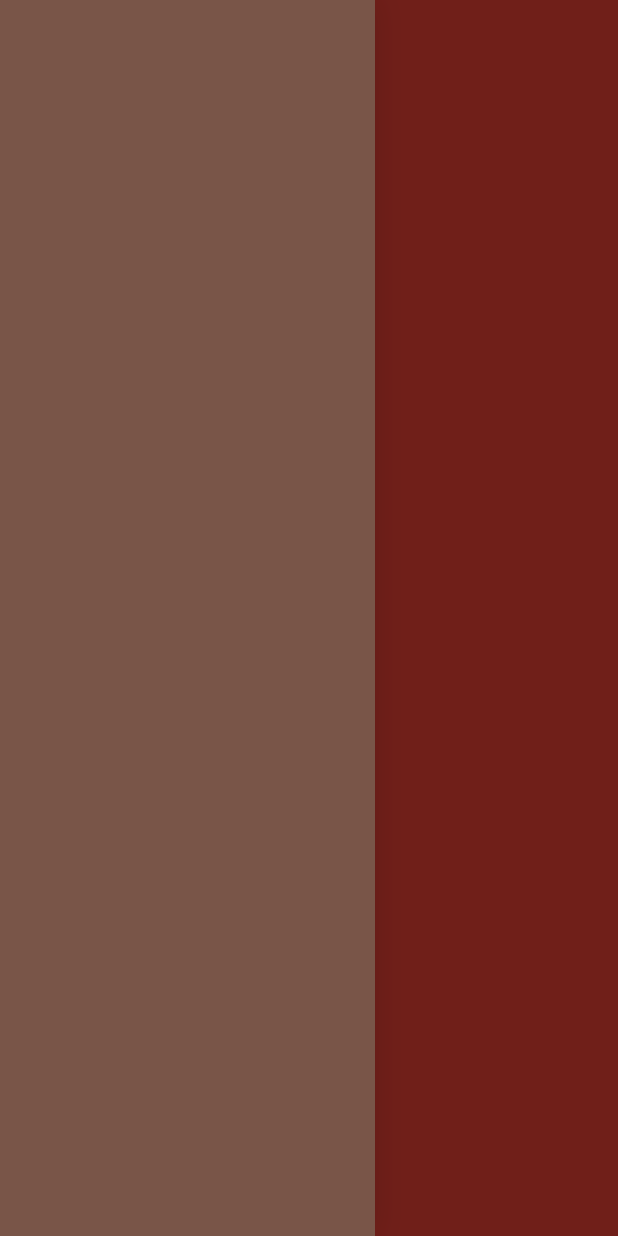
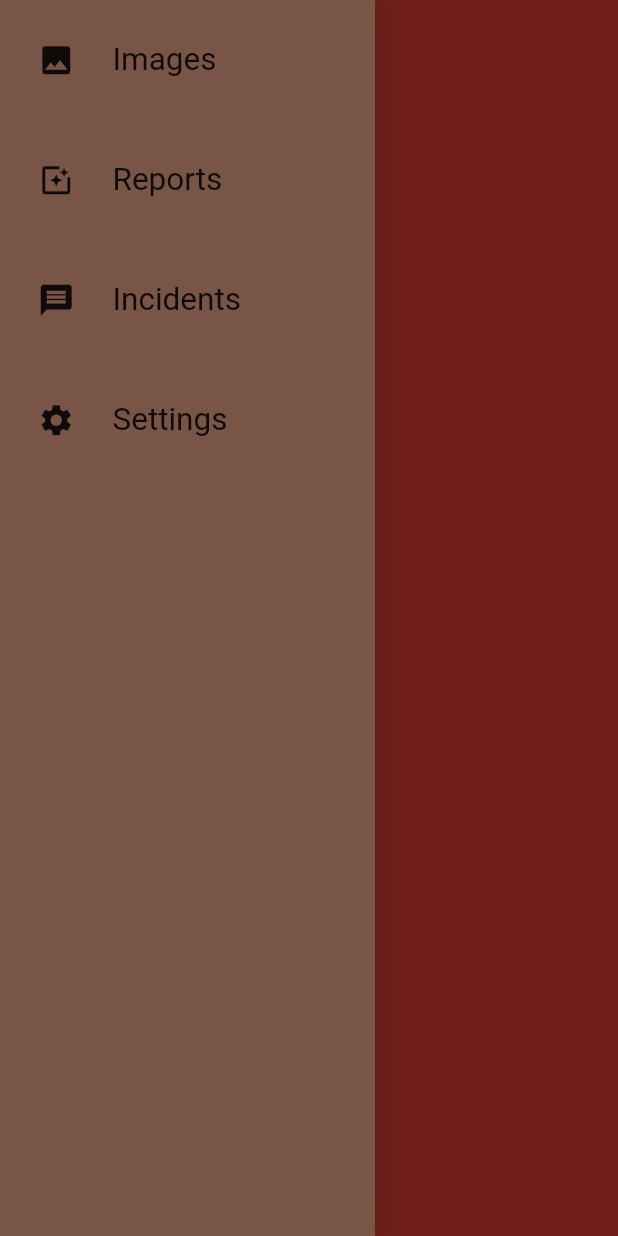
Before and after one commit to AvatarDevs/portfolio, a Flutter app: the screen it shows after launch, with the side drawer open, on a phone screen of 412 x 824 dp. Run offline on Flutter 3.47's test engine with Material 2 defaults, Android fonts, the light colour scheme and no system bars; our stand-ins replace device_preview.

Commit message:
added drawer options for tablet and mobile

```diff
--- a/lib/views/home/home_view_desktop.dart
+++ b/lib/views/home/home_view_desktop.dart
@@ -1,9 +1,12 @@
 import 'package:flutter/material.dart';
+import 'package:portfolio/widgets/app_drawer/app_drawer_desktop.dart';
 
 class HomeViewDesktop extends StatelessWidget {
   @override
   Widget build(BuildContext context) {
     return Scaffold(
+      appBar: AppBar(),
+      drawer: AppDrawerDesktop(),
       backgroundColor: Colors.orange,
       body: Center(child: Text("Desktop")),
     );
--- a/lib/widgets/app_drawer/app_drawer.dart
+++ b/lib/widgets/app_drawer/app_drawer.dart
@@ -3,6 +3,7 @@ import 'package:flutter/services.dart';
 import 'package:portfolio/responsive/orientation_layout.dart';
 import 'package:portfolio/responsive/screen_type_layout.dart';
 import 'package:portfolio/widgets/app_drawer/app_drawer_mobile.dart';
+import 'package:portfolio/widgets/drawer_option/drawer_option.dart';
 
 import 'app_drawer_tablet.dart';
 
@@ -20,4 +21,25 @@ class AppDrawer extends StatelessWidget {
     ),
   );
   }
+
+  static List<Widget> getDrawerOptions(){
+    return[
+      DrawerOption(
+        title: "Images",
+        iconData: Icons.image,
+      ),
+       DrawerOption(
+        title: "Reports",
+        iconData: Icons.photo_filter,
+      ),
+       DrawerOption(
+        title: "Incidents",
+        iconData: Icons.message,
+      ),
+       DrawerOption(
+        title: "Settings",
+        iconData: Icons.settings,
+      ),
+    ];
+  }
 }
--- a/lib/widgets/app_drawer/app_drawer_mobile.dart
+++ b/lib/widgets/app_drawer/app_drawer_mobile.dart
@@ -1,4 +1,6 @@
 import 'package:flutter/material.dart';
+
+import 'app_drawer.dart';
 
 class AppDrawerMobile extends StatelessWidget {
  @override
@@ -11,7 +13,7 @@ class AppDrawerMobile extends StatelessWidget {
           blurRadius: 16,
           color: Colors.black12,
         )
-      ]),
+      ]),child: Column(children: AppDrawer.getDrawerOptions(),),
     );
   }
 }
--- a/lib/widgets/app_drawer/app_drawer_tablet.dart
+++ b/lib/widgets/app_drawer/app_drawer_tablet.dart
@@ -1,4 +1,5 @@
 import 'package:flutter/material.dart';
+import 'package:portfolio/widgets/app_drawer/app_drawer.dart';
 
 class AppDrawerTabletPortrait extends StatelessWidget {
   @override
@@ -10,7 +11,7 @@ class AppDrawerTabletPortrait extends StatelessWidget {
           blurRadius: 16,
           color: Colors.black12,
         ),
-      ]),
+      ]),child: Row(children: AppDrawer.getDrawerOptions(),),
     );
   }
 }
@@ -25,7 +26,7 @@ class AppDrawerTabletLandscape extends StatelessWidget {
           blurRadius: 16,
           color: Colors.black12,
         ),
-      ]),
+      ]),child: Column(children: AppDrawer.getDrawerOptions(),),
     );
   }
 }
--- a/lib/widgets/drawer_option/drawer_option.dart
+++ b/lib/widgets/drawer_option/drawer_option.dart
@@ -19,12 +19,23 @@ class DrawerOption extends StatelessWidget {
   Widget build(BuildContext context) {
     return ScreenTypeLayout(
       mobile: OrientationLayout(
-        landscape: DrawerOptionMobileLandscape(),
-        portrait: DrawerOptionMobilePortrait(),
+        landscape: DrawerOptionMobileLandscape(
+          iconData: iconData,
+        ),
+        portrait: DrawerOptionMobilePortrait(
+          title: title,
+          iconData: iconData,
+        ),
       ),
       tablet: OrientationLayout(
-        landscape: DrawerOptionTabletLandscape(),
-        portrait: DrawerOptionTabletPortrait(),
+        landscape: DrawerOptionTabletPortrait(
+          title: title,
+          iconData: iconData,
+        ),
+        portrait: DrawerOptionTabletPortrait(
+          title: title,
+          iconData: iconData,
+        ),
       ),
     );
   }
```
Also changed, not shown: lib/widgets/app_drawer/app_drawer_desktop.dart (added, +8 -0 lines), lib/widgets/drawer_option/drawer_option_tablet.dart (+19 -4 lines).
